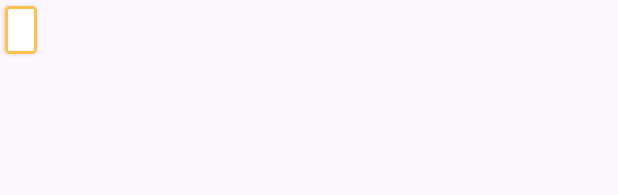
After one commit to tungnk123/ChiecNonKyDieu, an Android app: the layout view_letter_card.xml on its own in the app's theme, with its tools: preview values and no code run, on a phone screen of 412 x 824 dp. The commit adds this screen. Shown: the top 195 px of the screen. Run offline under Robolectric (Android 15) with nearby library versions, the phone set to English and light mode, and no system bars.

Commit message:
Add LetterCardAdapter for recycleView and codebase for PlayingRoomViewModel

```diff
--- a/app/src/main/AndroidManifest.xml
+++ b/app/src/main/AndroidManifest.xml
@@ -16,7 +16,7 @@
             android:name=".ui.wheel.WheelActivity"
             android:exported="false" />
         <activity
-            android:name=".ui.PlayingRoomActivity"
+            android:name=".ui.playingRoom.PlayingRoomActivity"
             android:launchMode="singleTop"
             android:exported="false" />
         <activity
--- a/app/src/main/java/com/example/chiecnonkydieu/MainActivity.kt
+++ b/app/src/main/java/com/example/chiecnonkydieu/MainActivity.kt
@@ -8,7 +8,7 @@ import androidx.core.view.ViewCompat
 import androidx.core.view.WindowInsetsCompat
 import com.example.chiecnonkydieu.databinding.ActivityMainBinding
 import com.example.chiecnonkydieu.ui.CreateRoomActivity
-import com.example.chiecnonkydieu.ui.PlayingRoomActivity
+import com.example.chiecnonkydieu.ui.playingRoom.PlayingRoomActivity
 import com.example.chiecnonkydieu.ui.SearchRoomActivity
 import com.example.chiecnonkydieu.ui.wheel.WheelActivity
 
--- a/app/src/main/java/com/example/chiecnonkydieu/data/GameModel.kt
+++ b/app/src/main/java/com/example/chiecnonkydieu/data/GameModel.kt
@@ -7,10 +7,11 @@ data class GameModel(
     val winner: String = "",
     var gameStatus: GameStatus = GameStatus.CREATED,
     val playersList: MutableList<Player> = mutableListOf<Player>(),
-    val currentPlayer: Player = Player(),
+    var currentPlayer: Player = Player(),
     val currentQuestion: String = "",
     val currentAnswer: String = "HA NOI",
-    val currentGuess: String = " A N  "
+    val guessesCharacters: MutableList<String> = mutableListOf(),
+    val letterCardList: MutableList<LetterCard> = mutableListOf()
 
 )
 
--- /dev/null
+++ b/app/src/main/java/com/example/chiecnonkydieu/data/LetterCard.kt
@@ -0,0 +1,6 @@
+package com.example.chiecnonkydieu.data
+
+data class LetterCard(
+    val letter: String = "A",
+    var isHidden: Boolean = true
+)
--- a/app/src/main/java/com/example/chiecnonkydieu/data/Player.kt
+++ b/app/src/main/java/com/example/chiecnonkydieu/data/Player.kt
@@ -3,5 +3,5 @@ package com.example.chiecnonkydieu.data
 data class Player(
     val name: String = "Player",
     val gender: Boolean = true,
-    val score: Int = 0
+    var score: Int = 0
 )
--- a/app/src/main/java/com/example/chiecnonkydieu/ui/wheel/WheelViewModel.kt
+++ b/app/src/main/java/com/example/chiecnonkydieu/ui/wheel/WheelViewModel.kt
@@ -3,13 +3,18 @@ package com.example.chiecnonkydieu.ui.wheel
 import android.content.Context
 import android.graphics.Color
 import androidx.core.content.ContextCompat
+import androidx.lifecycle.LiveData
+import androidx.lifecycle.MutableLiveData
 import androidx.lifecycle.ViewModel
 import com.example.chiecnonkydieu.R
+import com.example.chiecnonkydieu.data.LetterCard
 import rubikstudio.library.model.LuckyItem
 class WheelViewModel: ViewModel() {
     private val _luckyItemsList: MutableList<LuckyItem> = mutableListOf()
     val luckyItemsList:List<LuckyItem> = _luckyItemsList
 
+    private val _letterCardList = MutableLiveData<MutableList<LetterCard>>()
+    val letterCardList: LiveData<MutableList<LetterCard>> = _letterCardList
     fun initLuckyItemList(context: Context) {
         val luckyItem: LuckyItem = LuckyItem()
         luckyItem.secondaryText = "100"
--- /dev/null
+++ b/app/src/main/res/layout/view_letter_card.xml
@@ -0,0 +1,31 @@
+<?xml version="1.0" encoding="utf-8"?>
+<FrameLayout xmlns:android="http://schemas.android.com/apk/res/android"
+    xmlns:app="http://schemas.android.com/apk/res-auto"
+    xmlns:tools="http://schemas.android.com/tools"
+    android:id="@+id/letter_card_layout"
+    android:layout_width="wrap_content"
+    android:layout_height="wrap_content">
+
+    <com.google.android.material.card.MaterialCardView
+        android:id="@+id/card_view_letter_cards"
+        android:layout_width="28dp"
+        android:layout_height="40dp"
+        app:cardBackgroundColor="@color/white"
+        app:cardCornerRadius="3dp"
+        app:cardElevation="2dp"
+        app:cardUseCompatPadding="true"
+        app:strokeColor="@color/orange"
+        app:strokeWidth="2dp"
+        tools:ignore="MissingConstraints">
+
+        <TextView
+            android:id="@+id/text_card_letter"
+            android:layout_width="match_parent"
+            android:layout_height="match_parent"
+            android:gravity="center_vertical"
+            android:text=""
+            android:textAlignment="center"
+            tools:ignore="RtlCompat"
+            tools:text="&#8203;"/>
+    </com.google.android.material.card.MaterialCardView>
+</FrameLayout>
```
Also changed, not shown: app/src/main/java/com/example/chiecnonkydieu/adapters/LetterCardAdapter.kt (added, +53 -0 lines), app/src/main/java/com/example/chiecnonkydieu/ui/CreateRoomActivity.kt (+11 -1 lines), app/src/main/java/com/example/chiecnonkydieu/ui/WaitingRoomActivity.kt (+1 -6 lines), app/src/main/java/com/example/chiecnonkydieu/ui/playingRoom/PlayingRoomActivity.kt (renamed from app/src/main/java/com/example/chiecnonkydieu/ui/PlayingRoomActivity.kt, +33 -12 lines), app/src/main/java/com/example/chiecnonkydieu/ui/playingRoom/PlayingRoomViewModel.kt (added, +84 -0 lines), app/src/main/res/layout/activity_playing_room.xml (+14 -2 lines).
